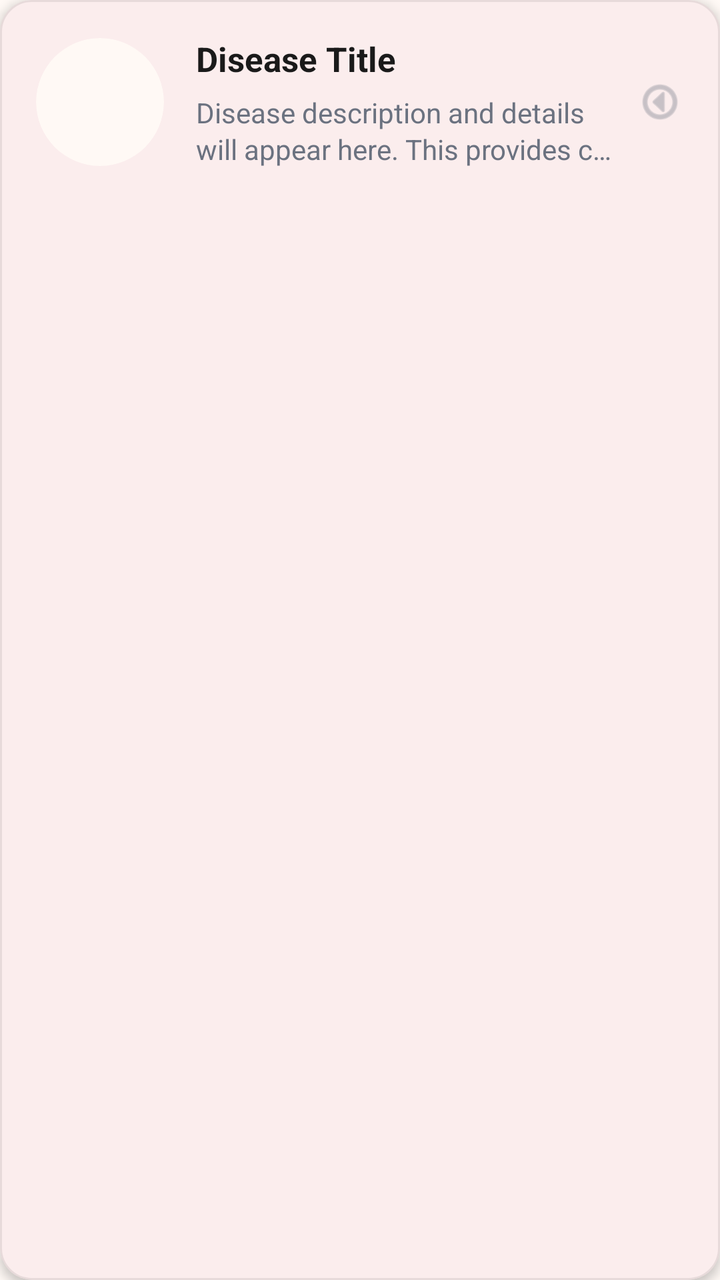
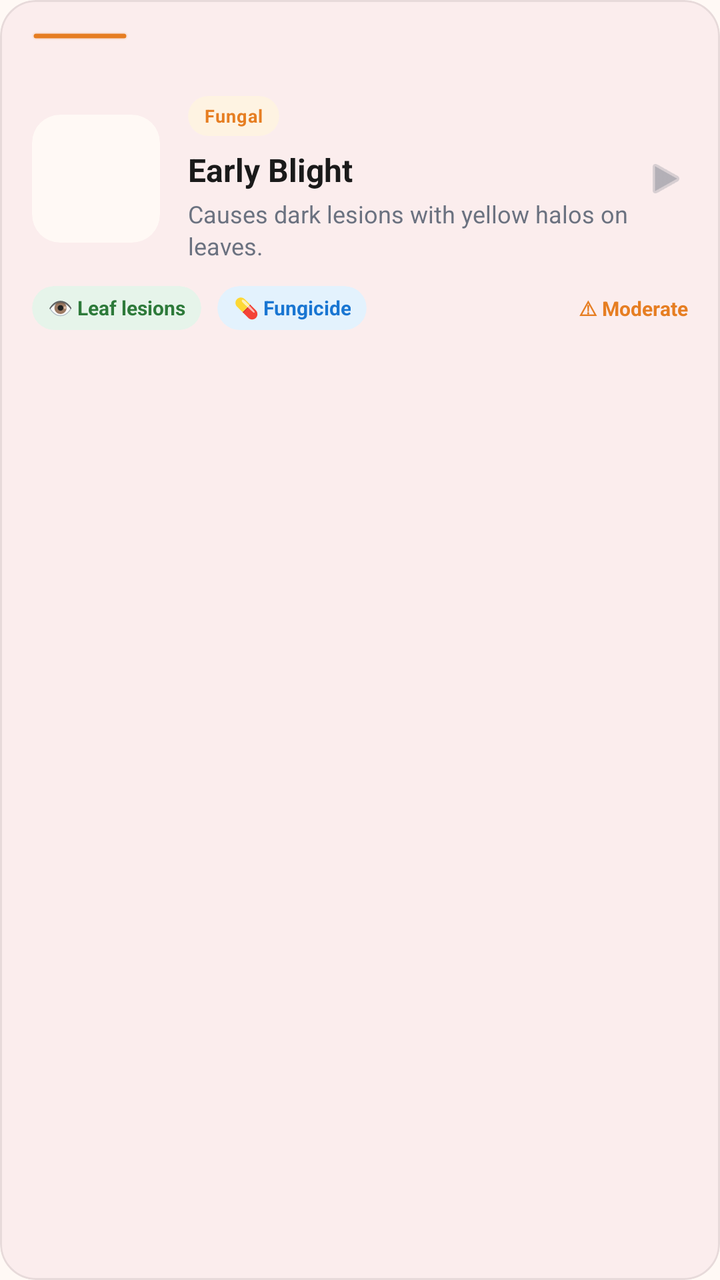

Screens rendered from an Android XML layout before and after an edit, with the pre-edit source and the edit as a unified diff.
<!-- AndroidManifest.xml: application theme Theme.TomatoApp -->
<!-- res/layout/item_disease_info.xml -->
<?xml version="1.0" encoding="utf-8"?>
<com.google.android.material.card.MaterialCardView xmlns:android="http://schemas.android.com/apk/res/android"
    xmlns:app="http://schemas.android.com/apk/res-auto"
    android:layout_width="match_parent"
    android:layout_height="wrap_content"
    android:layout_marginStart="0dp"
    android:layout_marginEnd="0dp"
    android:layout_marginTop="0dp"
    android:layout_marginBottom="12dp"
    app:cardBackgroundColor="@color/white"
    app:cardCornerRadius="16dp"
    app:cardElevation="3dp"
    app:strokeWidth="1dp"
    app:strokeColor="@color/divider"
    android:clickable="true"
    android:focusable="true"
    android:foreground="?attr/selectableItemBackground">

    <LinearLayout
        android:layout_width="match_parent"
        android:layout_height="wrap_content"
        android:orientation="horizontal"
        android:padding="18dp"
        android:gravity="center_vertical">

        
        <com.google.android.material.card.MaterialCardView
            android:layout_width="64dp"
            android:layout_height="64dp"
            android:layout_marginEnd="16dp"
            app:cardBackgroundColor="@color/soft_cream"
            app:cardCornerRadius="32dp"
            app:cardElevation="0dp"
            app:strokeWidth="0dp">

            <LinearLayout
                android:layout_width="match_parent"
                android:layout_height="match_parent"
                android:gravity="center">

                <ImageView
                    android:id="@+id/diseaseImage"
                    android:layout_width="40dp"
                    android:layout_height="40dp"
                    android:src="@mipmap/ic_logo"
                    android:scaleType="centerCrop"
                    android:contentDescription="Disease image" />
            </LinearLayout>
        </com.google.android.material.card.MaterialCardView>

        
        <LinearLayout
            android:layout_width="0dp"
            android:layout_height="wrap_content"
            android:layout_weight="1"
            android:orientation="vertical">

            <TextView
                android:id="@+id/diseaseTitle"
                android:layout_width="wrap_content"
                android:layout_height="wrap_content"
                android:text="Disease Title"
                android:textColor="@color/text_primary"
                android:textSize="17sp"
                android:textStyle="bold"
                android:layout_marginBottom="6dp"
                android:maxLines="2"
                android:ellipsize="end" />

            <TextView
                android:id="@+id/diseaseDescription"
                android:layout_width="match_parent"
                android:layout_height="wrap_content"
                android:text="Disease description and details will appear here. This provides context about the detected pest or disease."
                android:textColor="@color/text_secondary"
                android:textSize="14sp"
                android:maxLines="2"
                android:ellipsize="end"
                android:lineSpacingExtra="2dp" />
        </LinearLayout>

        
        <ImageView
            android:layout_width="24dp"
            android:layout_height="24dp"
            android:src="@android:drawable/ic_menu_more"
            android:rotation="90"
            app:tint="@color/text_secondary"
            android:alpha="0.6"
            android:layout_marginStart="8dp"
            android:contentDescription="View details" />
    </LinearLayout>
</com.google.android.material.card.MaterialCardView>
<!-- resources referenced by this layout -->
<resources>
  <color name="divider">#14000000</color>
  <color name="soft_cream">#FFF9F5</color>
  <color name="text_primary">#1A1A1A</color>
  <color name="text_secondary">#6B7280</color>
  <color name="white">#FFFFFFFF</color>
  <!-- mipmap ic_logo (mipmap-anydpi-v26) -->
  <?xml version="1.0" encoding="utf-8"?>
  <adaptive-icon xmlns:android="http://schemas.android.com/apk/res/android">
      <background android:drawable="@color/ic_logo_background"/>
      <foreground android:drawable="@mipmap/ic_logo_foreground"/>
  </adaptive-icon>
  <style name="Theme.TomatoApp" parent="Base.Theme.TomatoApp" />
  <color name="ic_logo_background">#E4E3DF</color>
  <style name="Base.Theme.TomatoApp" parent="Theme.Material3.DayNight.NoActionBar">
          
          <item name="colorPrimary">@color/tomato_red</item>
          <item name="colorOnPrimary">@color/white</item>
          <item name="colorSecondary">@color/fresh_green</item>
          <item name="colorOnSecondary">@color/white</item>
          <item name="colorSurface">@color/surface</item>
          <item name="colorOnSurface">@color/text_primary</item>
          <item name="colorError">@color/error</item>
          <item name="android:windowBackground">@color/bg_light_gray</item>
      </style>
  <color name="tomato_red">#D93025</color>
  <color name="fresh_green">#3DBE5A</color>
  <color name="surface">#FFFFFF</color>
  <color name="error">#D93025</color>
  <color name="bg_light_gray">#FFF9F5</color>
</resources>

<!-- the commit's change to res/layout/item_disease_info.xml (unified diff, before → after) -->
@@ -3,12 +3,9 @@
     xmlns:app="http://schemas.android.com/apk/res-auto"
     android:layout_width="match_parent"
     android:layout_height="wrap_content"
-    android:layout_marginStart="0dp"
-    android:layout_marginEnd="0dp"
-    android:layout_marginTop="0dp"
     android:layout_marginBottom="12dp"
     app:cardBackgroundColor="@color/white"
-    app:cardCornerRadius="16dp"
+    app:cardCornerRadius="18dp"
     app:cardElevation="3dp"
     app:strokeWidth="1dp"
     app:strokeColor="@color/divider"
@@ -19,75 +16,183 @@
     <LinearLayout
         android:layout_width="match_parent"
         android:layout_height="wrap_content"
-        android:orientation="horizontal"
-        android:padding="18dp"
-        android:gravity="center_vertical">
+        android:orientation="vertical">
 
         
-        <com.google.android.material.card.MaterialCardView
-            android:layout_width="64dp"
-            android:layout_height="64dp"
-            android:layout_marginEnd="16dp"
-            app:cardBackgroundColor="@color/soft_cream"
-            app:cardCornerRadius="32dp"
-            app:cardElevation="0dp"
-            app:strokeWidth="0dp">
+        <View
+            android:id="@+id/categoryAccent"
+            android:layout_width="48dp"
+            android:layout_height="4dp"
+            android:layout_margin="16dp"
+            android:layout_marginBottom="0dp"
+            android:background="@drawable/bg_pill_input"
+            android:backgroundTint="@color/warm_orange" />
 
-            <LinearLayout
-                android:layout_width="match_parent"
-                android:layout_height="match_parent"
-                android:gravity="center">
+        
+        <LinearLayout
+            android:layout_width="match_parent"
+            android:layout_height="wrap_content"
+            android:orientation="horizontal"
+            android:paddingStart="16dp"
+            android:paddingEnd="16dp"
+            android:paddingTop="12dp"
+            android:paddingBottom="12dp"
+            android:gravity="center_vertical">
+
+            
+            <com.google.android.material.card.MaterialCardView
+                android:layout_width="64dp"
+                android:layout_height="64dp"
+                android:layout_marginEnd="14dp"
+                app:cardBackgroundColor="@color/soft_cream"
+                app:cardCornerRadius="14dp"
+                app:cardElevation="0dp"
+                app:strokeWidth="0dp">
 
                 <ImageView
                     android:id="@+id/diseaseImage"
-                    android:layout_width="40dp"
-                    android:layout_height="40dp"
+                    android:layout_width="match_parent"
+                    android:layout_height="match_parent"
                     android:src="@mipmap/ic_logo"
                     android:scaleType="centerCrop"
                     android:contentDescription="Disease image" />
+            </com.google.android.material.card.MaterialCardView>
+
+            
+            <LinearLayout
+                android:layout_width="0dp"
+                android:layout_height="wrap_content"
+                android:layout_weight="1"
+                android:orientation="vertical">
+
+                
+                <com.google.android.material.card.MaterialCardView
+                    android:id="@+id/categoryTag"
+                    android:layout_width="wrap_content"
+                    android:layout_height="20dp"
+                    android:layout_marginBottom="6dp"
+                    app:cardCornerRadius="10dp"
+                    app:cardElevation="0dp"
+                    app:cardBackgroundColor="@color/orange_light"
+                    app:strokeWidth="0dp">
+
+                    <TextView
+                        android:id="@+id/categoryLabel"
+                        android:layout_width="wrap_content"
+                        android:layout_height="match_parent"
+                        android:text="Fungal"
+                        android:textColor="@color/warm_orange"
+                        android:textSize="9sp"
+                        android:textStyle="bold"
+                        android:letterSpacing="0.05"
+                        android:gravity="center"
+                        android:paddingStart="8dp"
+                        android:paddingEnd="8dp" />
+                </com.google.android.material.card.MaterialCardView>
+
+                
+                <TextView
+                    android:id="@+id/diseaseTitle"
+                    android:layout_width="wrap_content"
+                    android:layout_height="wrap_content"
+                    android:text="Early Blight"
+                    android:textColor="@color/text_primary"
+                    android:textSize="16sp"
+                    android:textStyle="bold"
+                    android:layout_marginBottom="3dp"
+                    android:maxLines="2"
+                    android:ellipsize="end" />
+
+                
+                <TextView
+                    android:id="@+id/diseaseDescription"
+                    android:layout_width="match_parent"
+                    android:layout_height="wrap_content"
+                    android:text="Causes dark lesions with yellow halos on leaves."
+                    android:textColor="@color/text_secondary"
+                    android:textSize="12sp"
+                    android:maxLines="2"
+                    android:ellipsize="end"
+                    android:lineSpacingExtra="2dp" />
             </LinearLayout>
-        </com.google.android.material.card.MaterialCardView>
+
+            
+            <ImageView
+                android:layout_width="22dp"
+                android:layout_height="22dp"
+                android:src="@android:drawable/ic_media_play"
+                app:tint="@color/muted"
+                android:alpha="0.5"
+                android:layout_marginStart="8dp"
+                android:contentDescription="View details" />
+        </LinearLayout>
 
         
         <LinearLayout
-            android:layout_width="0dp"
+            android:layout_width="match_parent"
             android:layout_height="wrap_content"
-            android:layout_weight="1"
-            android:orientation="vertical">
+            android:orientation="horizontal"
+            android:paddingStart="16dp"
+            android:paddingEnd="16dp"
+            android:paddingBottom="12dp"
+            android:gravity="center_vertical">
 
+            
+            <com.google.android.material.card.MaterialCardView
+                android:layout_width="wrap_content"
+                android:layout_height="22dp"
+                android:layout_marginEnd="8dp"
+                app:cardCornerRadius="11dp"
+                app:cardElevation="0dp"
+                app:cardBackgroundColor="@color/green_light"
+                app:strokeWidth="0dp">
+
+                <TextView
+                    android:id="@+id/symptomHint"
+                    android:layout_width="wrap_content"
+                    android:layout_height="match_parent"
+                    android:text="👁 Leaf lesions"
+                    android:textColor="@color/sidebar_dark_green"
+                    android:textSize="10sp"
+                    android:textStyle="bold"
+                    android:gravity="center"
+                    android:paddingStart="8dp"
+                    android:paddingEnd="8dp" />
+            </com.google.android.material.card.MaterialCardView>
+
+            
+            <com.google.android.material.card.MaterialCardView
+                android:layout_width="wrap_content"
+                android:layout_height="22dp"
+                app:cardCornerRadius="11dp"
+                app:cardElevation="0dp"
+                app:cardBackgroundColor="@color/blue_light"
+                app:strokeWidth="0dp">
+
+                <TextView
+                    android:id="@+id/treatmentHint"
+                    android:layout_width="wrap_content"
+                    android:layout_height="match_parent"
+                    android:text="💊 Fungicide"
+                    android:textColor="@color/blue"
+                    android:textSize="10sp"
+                    android:textStyle="bold"
+                    android:gravity="center"
+                    android:paddingStart="8dp"
+                    android:paddingEnd="8dp" />
+            </com.google.android.material.card.MaterialCardView>
+
+            <View android:layout_width="0dp" android:layout_height="0dp" android:layout_weight="1" />
+
+            
             <TextView
-                android:id="@+id/diseaseTitle"
+                android:id="@+id/severityLabel"
                 android:layout_width="wrap_content"
                 android:layout_height="wrap_content"
-                android:text="Disease Title"
-                android:textColor="@color/text_primary"
-                android:textSize="17sp"
-                android:textStyle="bold"
-                android:layout_marginBottom="6dp"
-                android:maxLines="2"
-                android:ellipsize="end" />
-
-            <TextView
-                android:id="@+id/diseaseDescription"
-                android:layout_width="match_parent"
-                android:layout_height="wrap_content"
-                android:text="Disease description and details will appear here. This provides context about the detected pest or disease."
-                android:textColor="@color/text_secondary"
-                android:textSize="14sp"
-                android:maxLines="2"
-                android:ellipsize="end"
-                android:lineSpacingExtra="2dp" />
+                android:text="⚠ Moderate"
+                android:textColor="@color/warning"
+                android:textSize="10sp"
+                android:textStyle="bold" />
         </LinearLayout>
-
-        
-        <ImageView
-            android:layout_width="24dp"
-            android:layout_height="24dp"
-            android:src="@android:drawable/ic_menu_more"
-            android:rotation="90"
-            app:tint="@color/text_secondary"
-            android:alpha="0.6"
-            android:layout_marginStart="8dp"
-            android:contentDescription="View details" />
     </LinearLayout>
 </com.google.android.material.card.MaterialCardView>
<!-- resource entries referenced after the edit -->
@@ -1,10 +1,27 @@
 <!-- resources referenced by this layout -->
 <resources>
+  <color name="blue">#1976D2</color>
+  <color name="blue_light">#E3F2FD</color>
   <color name="divider">#14000000</color>
+  <color name="green_light">#E6F4EA</color>
+  <color name="muted">#6B7280</color>
+  <color name="orange_light">#FEF3E2</color>
+  <color name="sidebar_dark_green">#2D7A3A</color>
   <color name="soft_cream">#FFF9F5</color>
   <color name="text_primary">#1A1A1A</color>
   <color name="text_secondary">#6B7280</color>
+  <color name="warm_orange">#E67E22</color>
+  <color name="warning">#E67E22</color>
   <color name="white">#FFFFFFFF</color>
+  <!-- drawable bg_pill_input (drawable) -->
+  <?xml version="1.0" encoding="utf-8"?>
+  <shape xmlns:android="http://schemas.android.com/apk/res/android">
+      <solid android:color="@color/cream" />
+      <stroke
+          android:width="1.5dp"
+          android:color="@color/border" />
+      <corners android:radius="999dp" />
+  </shape>
   <!-- mipmap ic_logo (mipmap-anydpi-v26) -->
   <?xml version="1.0" encoding="utf-8"?>
   <adaptive-icon xmlns:android="http://schemas.android.com/apk/res/android">
@@ -12,6 +29,8 @@
       <foreground android:drawable="@mipmap/ic_logo_foreground"/>
   </adaptive-icon>
   <style name="Theme.TomatoApp" parent="Base.Theme.TomatoApp" />
+  <color name="cream">#FFF9F5</color>
+  <color name="border">#14000000</color>
   <color name="ic_logo_background">#E4E3DF</color>
   <style name="Base.Theme.TomatoApp" parent="Theme.Material3.DayNight.NoActionBar">
           
